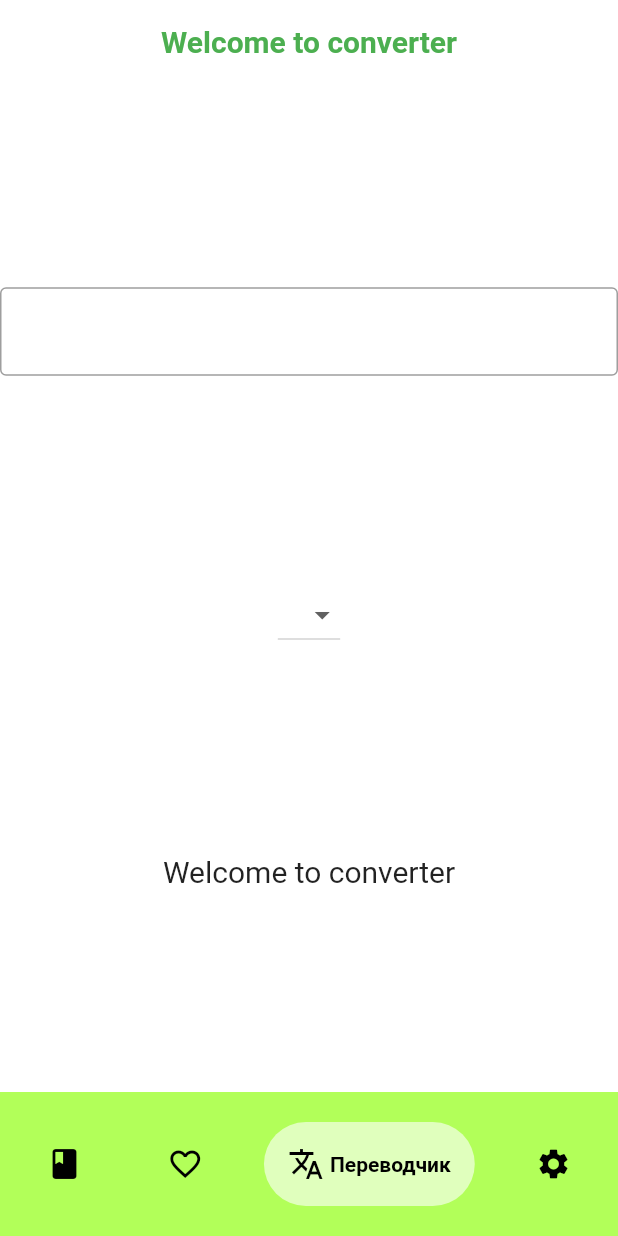
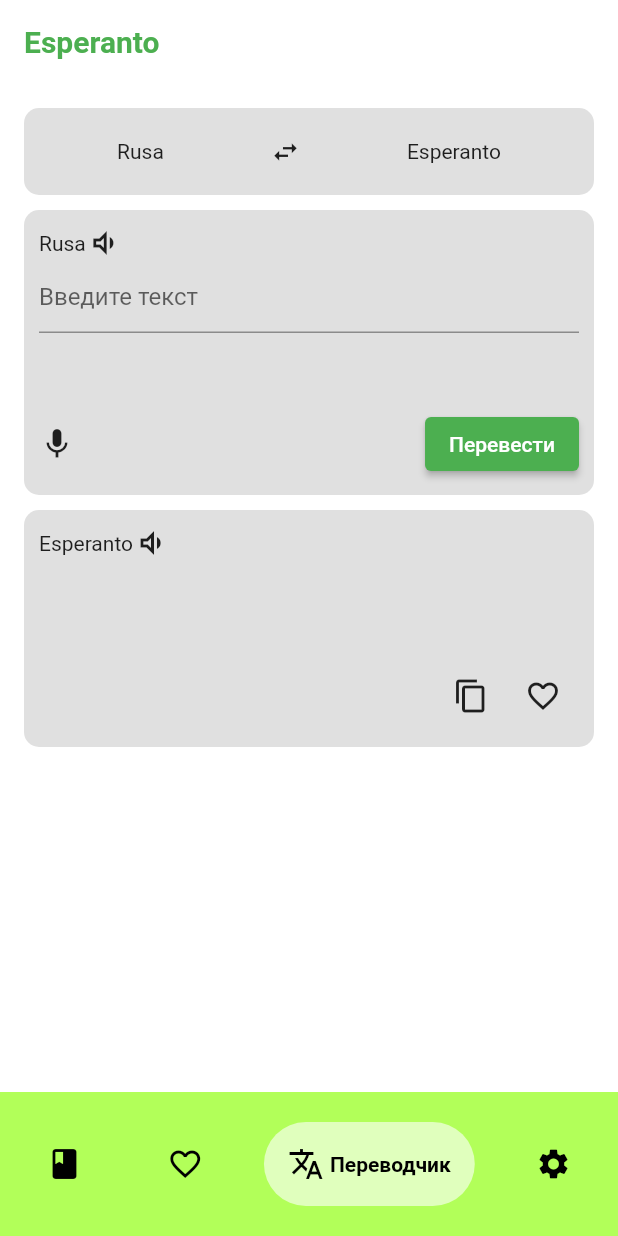
Before and after one commit to sitkat/vortaro, a Flutter app: the screen it shows after launch, item 3 of the bottom bar chosen, on a phone screen of 412 x 824 dp. Run offline on Flutter 3.47's test engine with Material 2 defaults, Android fonts, the light colour scheme and no system bars; drawn by our look-alikes of google_nav_bar; our stand-ins replace sqflite, sqflite_common_ffi; missing offline and left inert: translator; accounts and stored records are empty.

Commit message:
translator_screen.dart

```diff
--- a/lib/screens/home_screen.dart
+++ b/lib/screens/home_screen.dart
@@ -151,11 +151,6 @@
                   );
                 }),
           ),
-          // FloatingActionButton(
-          //   child: Icon(Icons.add),
-          //   onPressed: () => Navigator.of(context)
-          //       .push(MaterialPageRoute(builder: (context) => CreateWord())),
-          // ),
         ],
       ),
     );
--- a/lib/screens/main_screen.dart
+++ b/lib/screens/main_screen.dart
@@ -3,6 +3,7 @@
 import 'package:vortaro/screens/home_screen.dart';
 import 'package:vortaro/screens/not_found_screen.dart';
 import 'package:vortaro/screens/translator_screen.dart';
+
 
 class MainScreen extends StatefulWidget {
   const MainScreen({Key? key}) : super(key: key);
--- a/lib/screens/translator_screen.dart
+++ b/lib/screens/translator_screen.dart
@@ -9,52 +9,165 @@
 }
 
 class _TranslatorScreenState extends State<TranslatorScreen> {
-  var chosenValue = "ru";
-  String string = "Welcome to converter";
-  final translator = GoogleTranslator();
+  var chosenValue = 'ru';
+  String _txtTranslated = '';
+  final _translator = GoogleTranslator();
 
   @override
   Widget build(BuildContext context) {
     return Scaffold(
+      appBar: AppBar(
+        title: const Text('Esperanto'),
+      ),
 
-      appBar: AppBar(
-        title: Text(string),
-        centerTitle: true,
+      body: SingleChildScrollView(
+        child: SafeArea(
+          child: Padding(
+            padding: EdgeInsets.all(16),
+            child: Column(
+              children: [
+                Container(
+                  padding: EdgeInsets.all(5),
+                  decoration: BoxDecoration(
+                    borderRadius: BorderRadius.circular(10),
+                    color: Colors.grey.shade300,
                   ),
-      body: Center(
-        child: Column(
+                  child: Row(
                     mainAxisAlignment: MainAxisAlignment.spaceEvenly,
                     children: [
+                      Text('Rusa', textAlign: TextAlign.start),
+                      IconButton(
+                          onPressed: () {},
+                          icon: Icon(Icons.swap_horiz),
+                          iconSize: 20),
+                      Text(
+                        'Esperanto',
+                        textAlign: TextAlign.end,
+                      ),
+                    ],
+                  ),
+                ),
+                SizedBox(
+                  height: 10,
+                ),
+                Container(
+                  padding: EdgeInsets.all(10),
+                  decoration: BoxDecoration(
+                    borderRadius: BorderRadius.circular(10),
+                    color: Colors.grey.shade300,
+                  ),
+                  child: Column(
+                    children: [
+                      Row(
+                        children: [
+                          Text('Rusa'),
+                          Icon(Icons.volume_down_outlined),
+                        ],
+                      ),
                       TextField(
-              decoration: const InputDecoration(border: OutlineInputBorder()),
+                        decoration: InputDecoration(hintText: 'Введите текст'),
                         onChanged: (String? value) {
                           setState(() {
-                  string = value.toString();
+                            _txtTranslated = value.toString();
                             chosenValue = 'ru';
                           });
                         },
                       ),
-            DropdownButton(
-              items: <String>['en', 'ru', 'eo']
-                  .map<DropdownMenuItem<String>>((String value) {
-                return DropdownMenuItem<String>(
-                  child: Text(value),
-                  value: value,
-                );
-              }).toList(),
-              onChanged: (String? value) async {
-                var trans = await translator.translate(string,
-                    from: chosenValue, to: value.toString());
-                setState(() {
-                  string = trans.text;
-                  chosenValue = value.toString();
-                });
-              },
+                      SizedBox(
+                        height: 50,
                       ),
-            Text(string, style: TextStyle(fontSize: 20),)
+                      Row(
+                        mainAxisAlignment: MainAxisAlignment.spaceBetween,
+                        children: [
+                          Icon(Icons.mic),
+                          ElevatedButton(
+                              onPressed: () {},
+                              child: Text('Перевести'),
+                              style: ElevatedButton.styleFrom(
+                                primary: Colors.green,
+                              ))
+                        ],
+                      ),
                     ],
                   ),
                 ),
+                SizedBox(
+                  height: 10,
+                ),
+                Container(
+                  padding: EdgeInsets.all(10),
+                  decoration: BoxDecoration(
+                    borderRadius: BorderRadius.circular(10),
+                    color: Colors.grey.shade300,
+                  ),
+                  child: Column(
+                    crossAxisAlignment: CrossAxisAlignment.start,
+                    children: [
+                      Row(
+                        children: [
+                          Text('Esperanto'),
+                          Icon(Icons.volume_down_outlined),
+                        ],
+                      ),
+                      Text(_txtTranslated),
+                      SizedBox(
+                        height: 50,
+                      ),
+                      Row(
+                        mainAxisAlignment: MainAxisAlignment.end,
+                        children: [
+                          IconButton(onPressed: () {}, icon: Icon(Icons.copy)),
+                          IconButton(
+                              onPressed: () {},
+                              icon: Icon(Icons.favorite_border)),
+                        ],
+                      ),
+                    ],
+                  ),
+                ),
+              ],
+            ),
+          ),
+        ),
+      ),
+
+      // body: Center(
+      //   child: Column(
+      //     mainAxisAlignment: MainAxisAlignment.spaceEvenly,
+      //     children: [
+      //       TextField(
+      //         decoration: const InputDecoration(border: OutlineInputBorder()),
+      //         onChanged: (String? value) {
+      //           setState(() {
+      //             _txtTranslated = value.toString();
+      //             chosenValue = 'ru';
+      //           });
+      //         },
+      //       ),
+      //       DropdownButton(
+      //         items: <String>['en', 'ru', 'eo']
+      //             .map<DropdownMenuItem<String>>((String value) {
+      //           return DropdownMenuItem<String>(
+      //             child: Text(value),
+      //             value: value,
+      //           );
+      //         }).toList(),
+      //         onChanged: (String? value) async {
+      //           var trans = await _translator.translate(_txtTranslated,
+      //               from: chosenValue, to: value.toString());
+      //           setState(() {
+      //             _txtTranslated = trans.text;
+      //             chosenValue = value.toString();
+      //           });
+      //         },
+      //       ),
+      //       Text(
+      //         _txtTranslated,
+      //         style: TextStyle(fontSize: 20),
+      //       )
+      //     ],
+      //   ),
+      // ),
     );
   }
 }
```
Also changed, not shown: lib/data_base/data_controller.dart (+81 -48 lines). Lines whose indentation alone changed are shown as unchanged.
